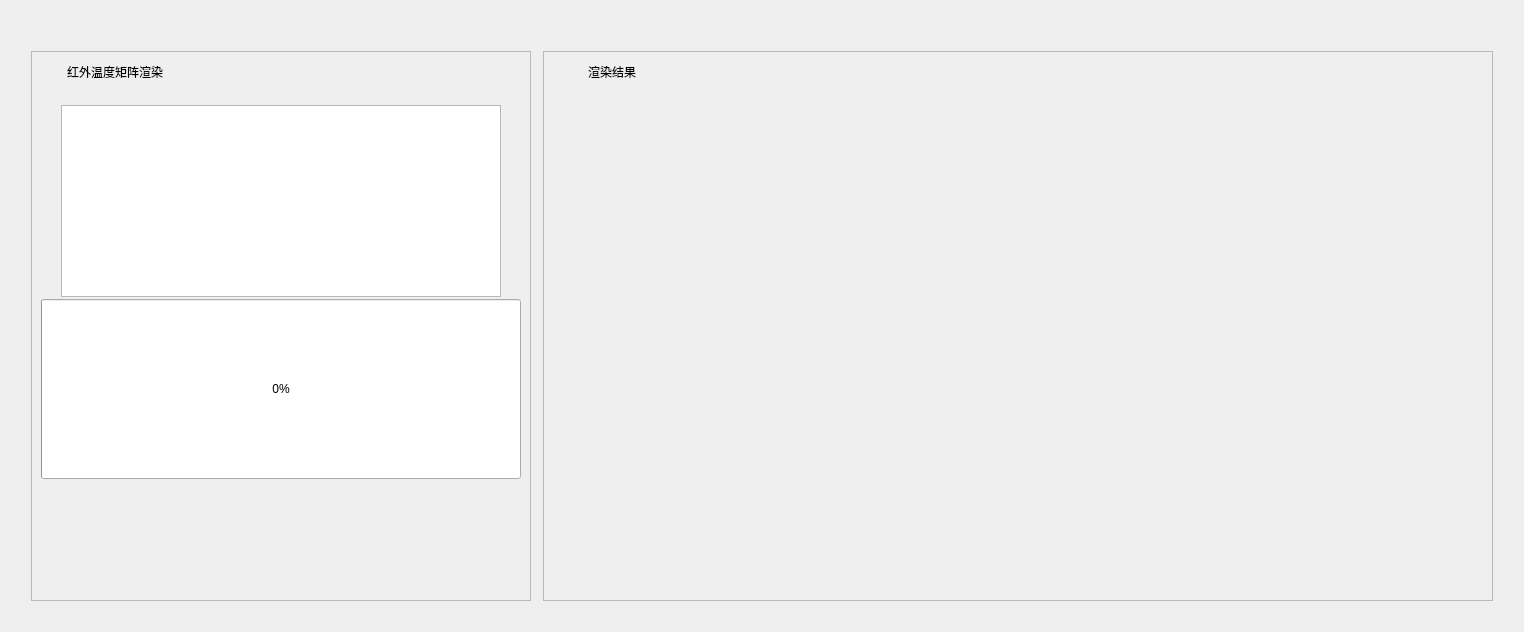
Above: resource/ui/RenderInterface.ui from Rabbits-sys/steroCameraGUI before the change. Below: the same form after it.
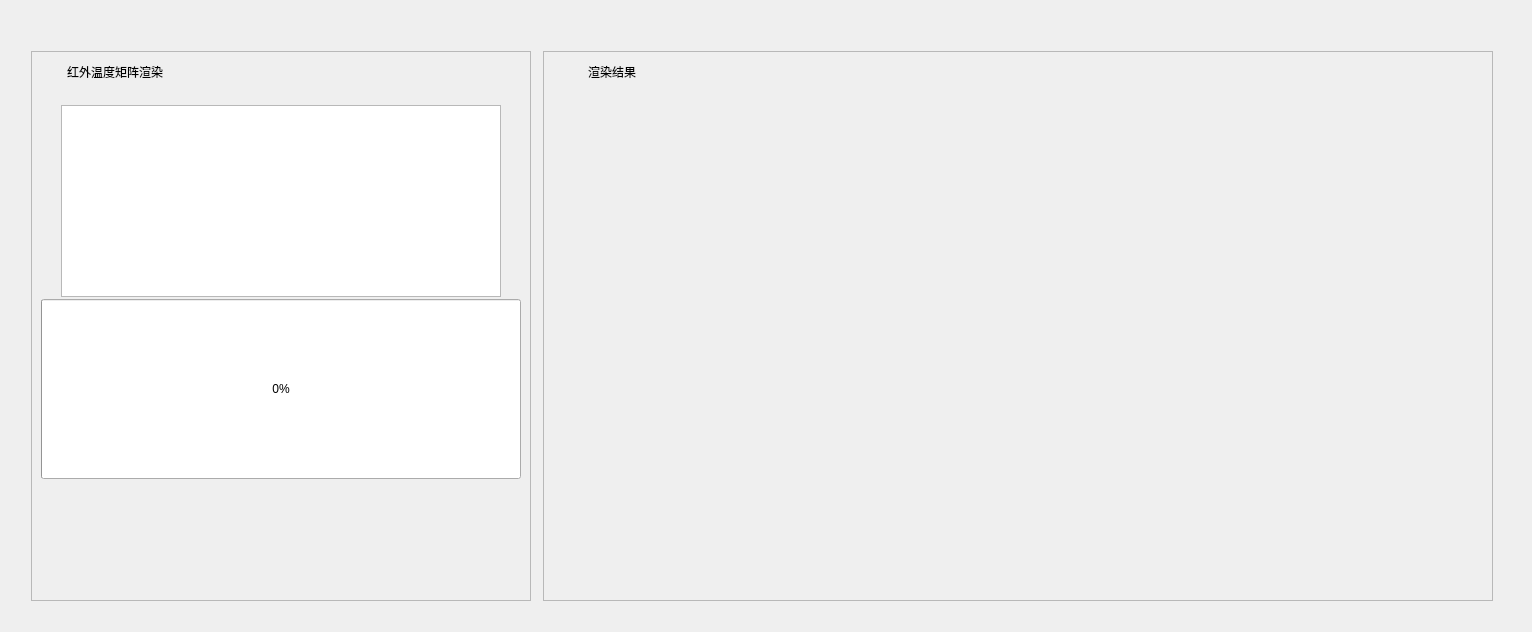
That is the form after the change. Icons and pictures are not drawn. Custom widgets are drawn as their Qt base class.

Commit message: Enhance rendering status indicators with emoji and update UI layout for better alignment

Diff of the .ui file:
```diff
--- a/resource/ui/RenderInterface.ui
+++ b/resource/ui/RenderInterface.ui
@@ -6,7 +6,7 @@
    <rect>
     <x>0</x>
     <y>0</y>
-    <width>1524</width>
+    <width>1532</width>
     <height>632</height>
    </rect>
   </property>
@@ -15,7 +15,7 @@
   </property>
   <layout class="QVBoxLayout" name="verticalLayout">
    <item>
-    <layout class="QHBoxLayout" name="horizontalLayout" stretch="0,0">
+    <layout class="QHBoxLayout" name="horizontalLayout" stretch="0,0,0">
      <property name="spacing">
       <number>12</number>
      </property>
@@ -311,6 +311,19 @@
        </layout>
       </widget>
      </item>
+     <item>
+      <spacer name="horizontalSpacer">
+       <property name="orientation">
+        <enum>Qt::Horizontal</enum>
+       </property>
+       <property name="sizeHint" stdset="0">
+        <size>
+         <width>40</width>
+         <height>20</height>
+        </size>
+       </property>
+      </spacer>
+     </item>
     </layout>
    </item>
   </layout>
```
Left out of the diff: 3 changed lines with no effect on the pictures. The commit also changes 2 other files.
